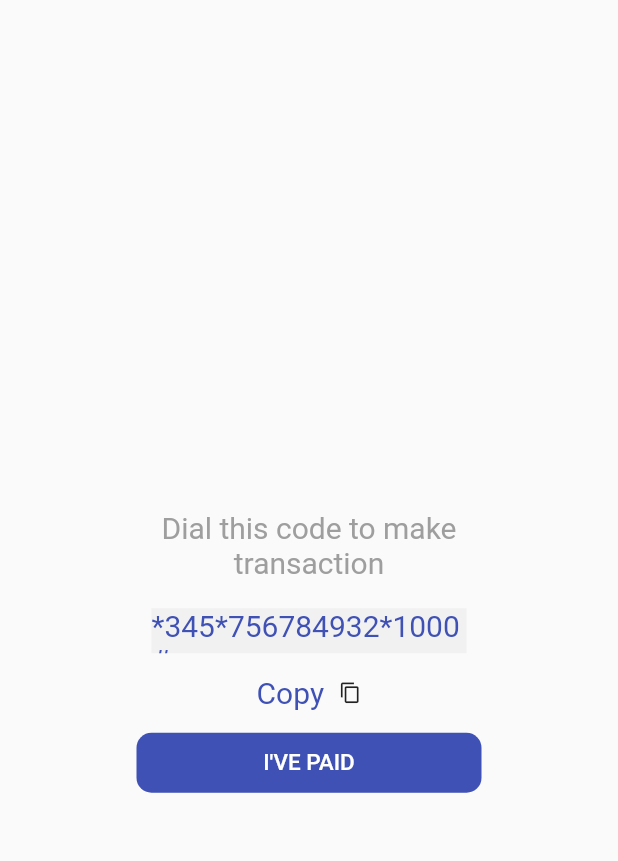
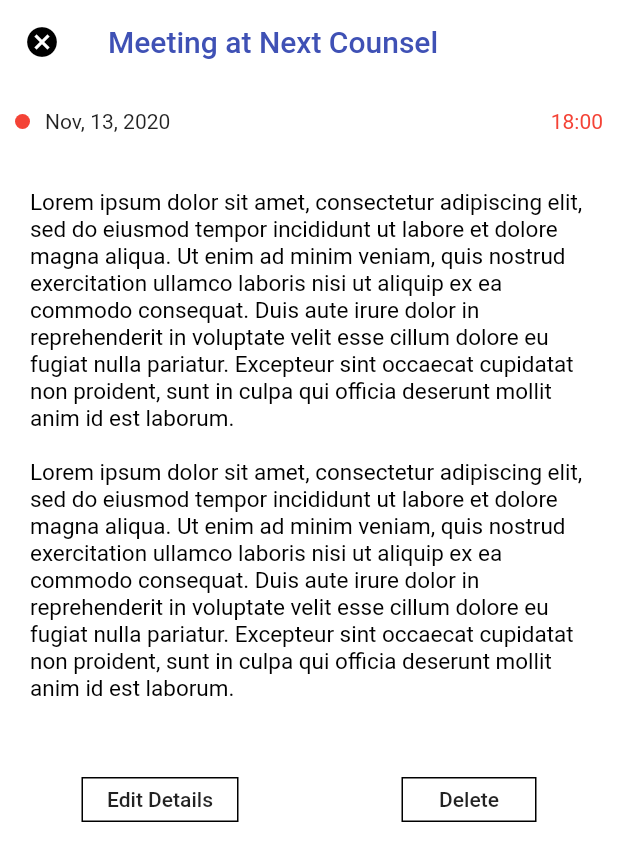
Before and after one commit to JoelOvien/anikiGlobal, a Flutter app: the screen it shows after launch, on a phone screen of 412 x 824 dp. Shown: the top 861 px of the screen. Run offline on Flutter 3.47's test engine with Material 2 defaults, Android fonts, the phone set to English and light mode, and no system bars; our stand-ins replace flutter_hooks, hooks_riverpod; missing offline and left inert: mdi.

Commit message:
feature: meeting details added

```diff
--- a/lib/main.dart
+++ b/lib/main.dart
@@ -3,6 +3,7 @@ import 'package:anikiGlobal/screens/briefDesc.dart';
 import 'package:anikiGlobal/screens/buttons.dart';
 import 'package:anikiGlobal/screens/hotels.dart';
 import 'package:anikiGlobal/screens/jumia.dart';
+import 'package:anikiGlobal/screens/meetingDetails.dart';
 import 'package:anikiGlobal/screens/monthCont.dart';
 import 'package:anikiGlobal/screens/profileScreen.dart';
 import 'package:anikiGlobal/screens/ratingsNreviews.dart';
@@ -45,7 +46,7 @@ class MyApp extends StatelessWidget {
         visualDensity: VisualDensity.adaptivePlatformDensity,
       ),
       // home: RatingsReviews(),
-      home: BankStuff1(),
+      home: MeetingDetails(),
     );
   }
 }
--- /dev/null
+++ b/lib/screens/meetingDetails.dart
@@ -0,0 +1,129 @@
+import 'package:flutter/material.dart';
+
+class MeetingDetails extends StatefulWidget {
+  @override
+  _MeetingDetailsState createState() => _MeetingDetailsState();
+}
+
+class _MeetingDetailsState extends State<MeetingDetails> {
+  String dummy =
+      "Lorem ipsum dolor sit amet, consectetur adipiscing elit, sed do eiusmod tempor incididunt ut labore et dolore magna aliqua. Ut enim ad minim veniam, quis nostrud exercitation ullamco laboris nisi ut aliquip ex ea commodo consequat. Duis aute irure dolor in reprehenderit in voluptate velit esse cillum dolore eu fugiat nulla pariatur. Excepteur sint occaecat cupidatat non proident, sunt in culpa qui officia deserunt mollit anim id est laborum.";
+  @override
+  Widget build(BuildContext context) {
+    return Scaffold(
+      backgroundColor: Colors.white.withOpacity(0.9),
+      appBar: AppBar(
+        backgroundColor: Colors.white.withOpacity(0.9),
+        elevation: 0,
+        title: Text(
+          "Meeting at Next Counsel",
+          style: TextStyle(
+            color: Colors.indigo,
+          ),
+        ),
+        leading: IconButton(
+          icon: Icon(
+            Icons.cancel,
+            color: Colors.black,
+          ),
+          onPressed: () {
+            Navigator.pop(context);
+          },
+        ),
+      ),
+      body: ListView(
+        children: [
+          Container(
+            height: 50,
+            padding: EdgeInsets.all(10),
+            child: Row(
+              mainAxisAlignment: MainAxisAlignment.spaceAround,
+              crossAxisAlignment: CrossAxisAlignment.center,
+              children: [
+                Container(
+                  width: 10,
+                  height: 10,
+                  decoration: BoxDecoration(
+                    shape: BoxShape.circle,
+                    color: Colors.red,
+                  ),
+                ),
+                SizedBox(width: 10),
+                // Padding(
+                // padding: const EdgeInsets.only(left: 3.0, right: 3),
+                // child:
+                Expanded(child: Text("Nov, 13, 2020")),
+                // ),
+                Text(
+                  "18:00",
+                  style: TextStyle(
+                    color: Colors.red,
+                  ),
+                ),
+              ],
+            ),
+          ),
+          Padding(
+            padding: const EdgeInsets.all(10.0),
+            child: Container(
+              color: Colors.white,
+              padding: EdgeInsets.all(10),
+              child: Text(
+                "$dummy\n\n$dummy",
+                style: TextStyle(
+                  color: Colors.black,
+                  fontSize: 15,
+                ),
+              ),
+            ),
+          ),
+          SizedBox(height: 30),
+          Row(
+            mainAxisAlignment: MainAxisAlignment.spaceAround,
+            crossAxisAlignment: CrossAxisAlignment.center,
+            children: [
+              Container(
+                height: 30,
+                decoration: BoxDecoration(
+                  border: Border.all(),
+                ),
+                child: FlatButton(
+                  onPressed: () {},
+                  child: Text("Edit Details"),
+                ),
+              ),
+              Container(
+                height: 30,
+                decoration: BoxDecoration(
+                  border: Border.all(),
+                ),
+                child: FlatButton(
+                  onPressed: () {},
+                  child: Text("Delete"),
+                ),
+              )
+            ],
+          ),
+          SizedBox(
+            height: MediaQuery.of(context).size.height * 0.4,
+          ),
+          Padding(
+            padding: const EdgeInsets.fromLTRB(8.0, 8, 8, 20),
+            child: Container(
+              height: 40,
+              width: double.infinity,
+              decoration: BoxDecoration(
+                border: Border.all(),
+              ),
+              child: FlatButton(
+                height: 40,
+                onPressed: () {},
+                child: Text("CANCEL"),
+              ),
+            ),
+          ),
+        ],
+      ),
+    );
+  }
+}
```
